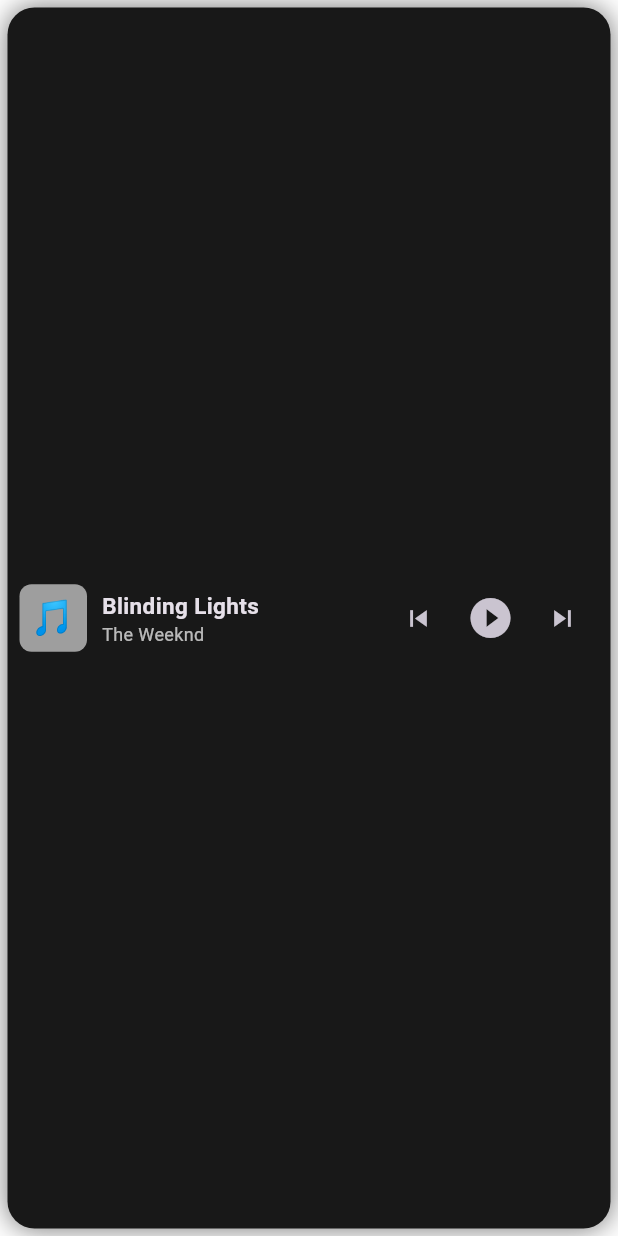
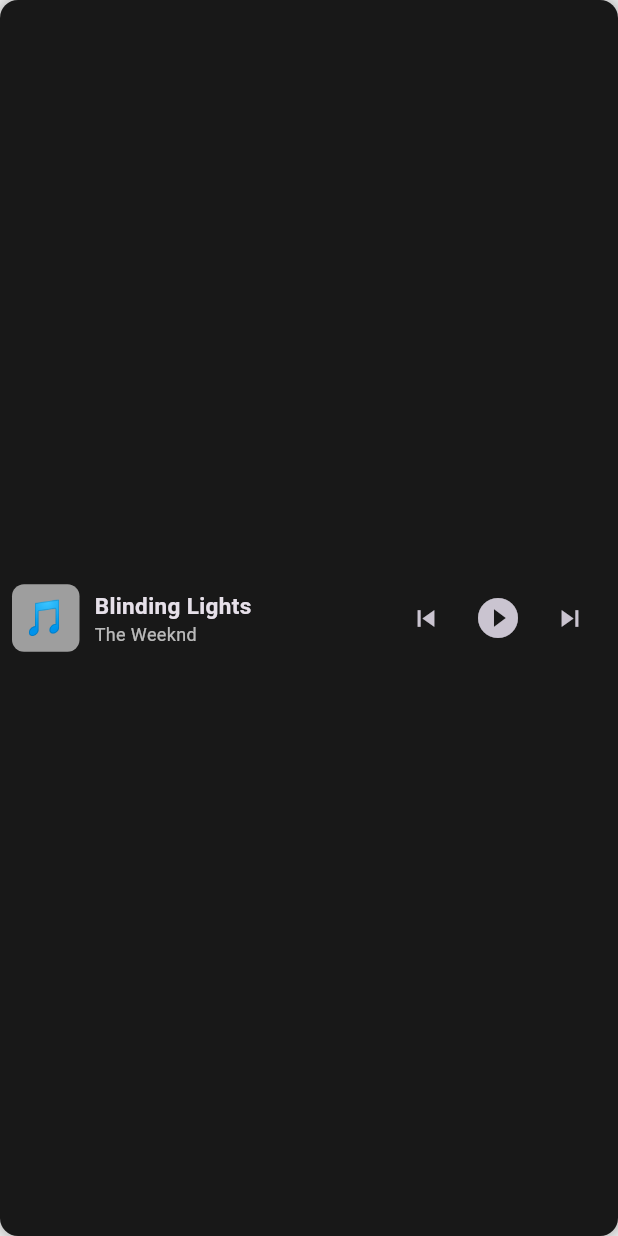
Before and after one commit to miaomeow32/nowbar, a Flutter app: the screen it shows after launch, on a phone screen of 412 x 824 dp. Run offline on Flutter 3.47's test engine with Material 3 defaults, Android fonts, the light colour scheme and no system bars; missing offline and left inert: bitsdojo_window, window_manager.

Commit message:
NowBar v0.0.7 下端スナップと透明UI改善

```diff
--- a/lib/main.dart
+++ b/lib/main.dart
@@ -1,78 +1,142 @@
 import 'package:flutter/material.dart';
+import 'package:bitsdojo_window/bitsdojo_window.dart';
 import 'package:window_manager/window_manager.dart';
 
+
 void main() async {
+
   WidgetsFlutterBinding.ensureInitialized();
+
 
   await windowManager.ensureInitialized();
 
+
   const windowOptions = WindowOptions(
+
     size: Size(520, 64),
+
     minimumSize: Size(520, 64),
+
     maximumSize: Size(520, 64),
+
     center: true,
+
     backgroundColor: Colors.transparent,
+
     skipTaskbar: false,
+
     titleBarStyle: TitleBarStyle.hidden,
+
   );
 
-  windowManager.waitUntilReadyToShow(windowOptions, () async {
+
+  await windowManager.waitUntilReadyToShow(
+    windowOptions,
+    () async {
+
       await windowManager.show();
+
       await windowManager.focus();
 
       await windowManager.setAlwaysOnTop(true);
+
+    },
+  );
+
+
+  // bitsdojo_window設定
+  doWhenWindowReady(() {
+
+    final win = appWindow;
+
+
+    win.minSize = const Size(520, 64);
+
+    win.size = const Size(520, 64);
+
+
+    win.alignment = Alignment.center;
+
+
+    win.show();
+
   });
 
+
   runApp(const NowBarApp());
+
 }
 
 
+
 class NowBarApp extends StatelessWidget {
+
   const NowBarApp({super.key});
-
-  @override
-  Widget build(BuildContext context) {
-    return MaterialApp(
-      debugShowCheckedModeBanner: false,
-
-      theme: ThemeData(
-        brightness: Brightness.dark,
-      ),
-
-      home: const NowBarHome(),
-    );
-  }
-}
-
-
-class NowBarHome extends StatelessWidget {
-  const NowBarHome({super.key});
 
 
   @override
   Widget build(BuildContext context) {
 
+    return MaterialApp(
+
+      debugShowCheckedModeBanner: false,
+
+
+      theme: ThemeData(
+
+        brightness: Brightness.dark,
+
+      ),
+
+
+      home: const NowBarHome(),
+
+    );
+
+  }
+
+}
+
+
+
+
+class NowBarHome extends StatelessWidget {
+
+  const NowBarHome({super.key});
+
+
+
+  @override
+  Widget build(BuildContext context) {
+
+
     return Scaffold(
 
       backgroundColor: Colors.transparent,
 
+
       body: GestureDetector(
 
         onPanStart: (_) {
+
           windowManager.startDragging();
+
         },
 
 
         child: Container(
 
-          margin: const EdgeInsets.all(5),
+          margin: const EdgeInsets.all(0),
+
 
           decoration: BoxDecoration(
 
             color: const Color(0xff181818),
 
+
             borderRadius:
-                BorderRadius.circular(18),
+
+                BorderRadius.circular(12),
 
 
             boxShadow: const [
@@ -94,11 +158,11 @@ class NowBarHome extends StatelessWidget {
 
             children: [
 
+
               const SizedBox(width: 8),
 
 
 
-              // ジャケット
               Container(
 
                 width: 45,
@@ -109,7 +173,9 @@ class NowBarHome extends StatelessWidget {
                 decoration: BoxDecoration(
 
                   borderRadius:
+
                       BorderRadius.circular(8),
+
 
                   color: Colors.grey,
 
@@ -123,7 +189,9 @@ class NowBarHome extends StatelessWidget {
                     "🎵",
 
                     style: TextStyle(
+
                       fontSize: 22,
+
                     ),
 
                   ),
@@ -138,16 +206,18 @@ class NowBarHome extends StatelessWidget {
 
 
 
-              // 曲情報
+
               const Expanded(
 
                 child: Column(
 
                   mainAxisAlignment:
+
                       MainAxisAlignment.center,
 
 
                   crossAxisAlignment:
+
                       CrossAxisAlignment.start,
 
 
@@ -159,6 +229,7 @@ class NowBarHome extends StatelessWidget {
                       "Blinding Lights",
 
                       overflow:
+
                           TextOverflow.ellipsis,
 
 
@@ -167,6 +238,7 @@ class NowBarHome extends StatelessWidget {
                         fontSize: 15,
 
                         fontWeight:
+
                             FontWeight.bold,
 
                       ),
@@ -184,12 +256,12 @@ class NowBarHome extends StatelessWidget {
                         fontSize: 12,
 
                         color:
+
                             Colors.white70,
 
                       ),
 
                     ),
-
 
                   ],
 
@@ -199,27 +271,20 @@ class NowBarHome extends StatelessWidget {
 
 
 
-              // 操作ボタン
-              Row(
-
-                children: [
-
 
               IconButton(
 
-                    padding:
-                        EdgeInsets.zero,
-
+                padding: EdgeInsets.zero,
 
                 constraints:
+
                     const BoxConstraints(),
 
 
                 onPressed: () {},
 
 
-                    icon:
-                        const Icon(
+                icon: const Icon(
 
                   Icons.skip_previous,
 
@@ -231,21 +296,20 @@ class NowBarHome extends StatelessWidget {
 
 
 
+
               IconButton(
 
-                    padding:
-                        EdgeInsets.zero,
-
+                padding: EdgeInsets.zero,
 
                 constraints:
+
                     const BoxConstraints(),
 
 
                 onPressed: () {},
 
 
-                    icon:
-                        const Icon(
+                icon: const Icon(
 
                   Icons.play_circle_fill,
 
@@ -257,32 +321,26 @@ class NowBarHome extends StatelessWidget {
 
 
 
+
               IconButton(
 
-                    padding:
-                        EdgeInsets.zero,
-
+                padding: EdgeInsets.zero,
 
                 constraints:
+
                     const BoxConstraints(),
 
 
                 onPressed: () {},
 
 
-                    icon:
-                        const Icon(
+                icon: const Icon(
 
                   Icons.skip_next,
 
                   size: 22,
 
                 ),
-
-                  ),
-
-
-                ],
 
               ),
 
```
Lines whose indentation alone changed are shown as unchanged.
